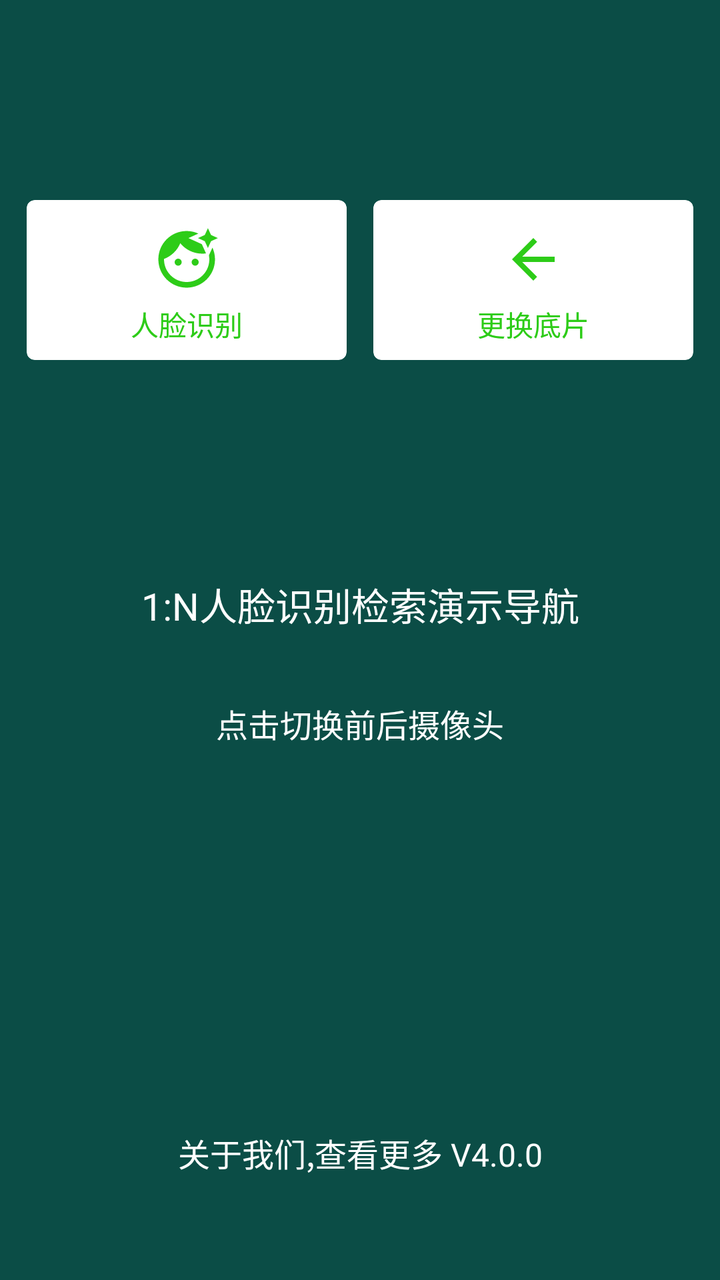
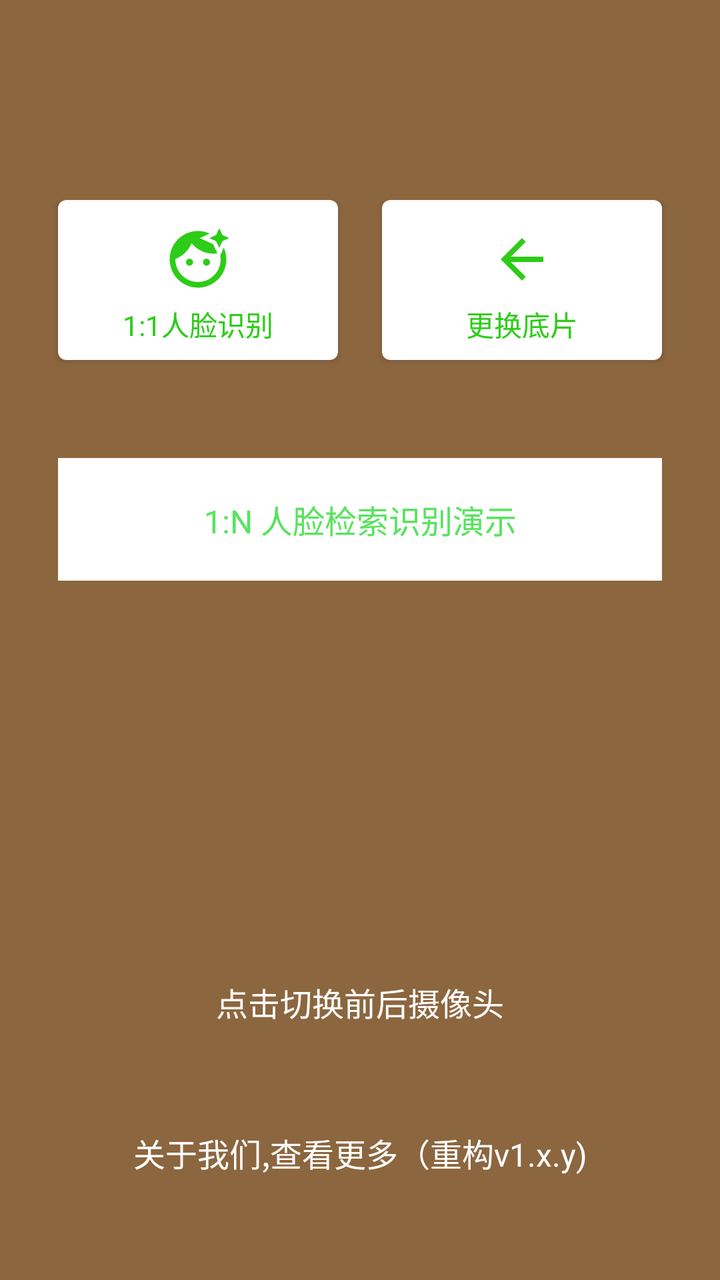

An Android layout rendered at two revisions. The XML below is the earlier revision; the diff shows what the commit changed to produce the second picture.
<!-- AndroidManifest.xml: application theme Theme.AppCompat.NoActionBar -->
<!-- res/layout/activity_navi.xml -->
<?xml version="1.0" encoding="utf-8"?>
<androidx.constraintlayout.widget.ConstraintLayout xmlns:android="http://schemas.android.com/apk/res/android"
    xmlns:app="http://schemas.android.com/apk/res-auto"
    xmlns:tools="http://schemas.android.com/tools"
    android:layout_width="match_parent"
    android:layout_height="match_parent"
    android:background="@color/blue_sky"
    android:paddingTop="100dp"
    tools:context=".NaviActivity">

    
    <androidx.cardview.widget.CardView
        android:id="@+id/face_verify_card"
        android:layout_width="160dp"
        android:layout_height="80dp"
        app:cardCornerRadius="4dp"
        app:cardBackgroundColor="@color/white"
        app:layout_constraintEnd_toStartOf="@+id/update_base_image"
        app:layout_constraintStart_toStartOf="parent"
        app:layout_constraintTop_toTopOf="parent">

        <LinearLayout
            android:layout_width="match_parent"
            android:layout_height="wrap_content"
            android:layout_gravity="center"
            android:orientation="vertical">

            <ImageView
                android:layout_width="44dp"
                android:layout_height="44dp"
                android:padding="5dp"
                android:layout_gravity="center_horizontal"
                android:src="@drawable/baseline_face_retouching_natural_24" />

            <TextView
                android:id="@+id/face_verify"
                android:layout_width="match_parent"
                android:layout_height="wrap_content"
                android:layout_gravity="center_horizontal"
                android:gravity="center"
                android:text="人脸识别"
                android:textColor="#2DCC18"
                android:textSize="14sp" />

        </LinearLayout>

    </androidx.cardview.widget.CardView>


    
    <androidx.cardview.widget.CardView
        android:id="@+id/update_base_image"
        android:layout_width="160dp"
        android:layout_height="80dp"
        app:cardCornerRadius="4dp"
        app:cardBackgroundColor="@color/white"
        app:layout_constraintEnd_toEndOf="parent"
        app:layout_constraintStart_toEndOf="@+id/face_verify_card"
        app:layout_constraintTop_toTopOf="parent">

        <LinearLayout
            android:layout_width="match_parent"
            android:layout_height="wrap_content"
            android:layout_gravity="center"
            android:orientation="vertical">

            <ImageView
                android:layout_width="44dp"
                android:layout_height="44dp"
                android:padding="6dp"
                android:layout_gravity="center_horizontal"
                android:src="@drawable/ic_baseline_arrow_back_24" />

            <TextView
                android:id="@+id/change_base_img"
                android:layout_width="match_parent"
                android:layout_height="wrap_content"
                android:layout_gravity="center_horizontal"
                android:gravity="center"
                android:text="更换底片"
                android:textColor="#2DCC18"
                android:textSize="14sp"
                app:layout_constraintTop_toBottomOf="@+id/update_base_image" />

        </LinearLayout>

    </androidx.cardview.widget.CardView>






    <TextView
        android:id="@+id/verify1n"
        android:layout_width="match_parent"
        android:layout_height="wrap_content"
        android:layout_marginTop="99dp"
        android:padding="9dp"
        android:gravity="center"
        android:text="1:N人脸识别检索演示导航"
        android:textColor="@android:color/white"
        android:textSize="19sp"
        app:layout_constraintTop_toBottomOf="@+id/update_base_image" />


    <TextView
        android:id="@+id/change_camera"
        android:layout_width="match_parent"
        android:layout_height="wrap_content"
        android:layout_gravity="bottom"
        android:gravity="center"
        android:textColor="@android:color/white"
        android:textSize="16sp"
        android:layout_marginTop="25dp"
        android:layout_marginBottom="33dp"
        app:layout_constraintTop_toBottomOf="@+id/verify1n"
        android:text="点击切换前后摄像头" />


    <TextView
        android:id="@+id/more_about_me"
        android:layout_width="match_parent"
        android:layout_height="wrap_content"
        android:gravity="center"
        android:padding="19dp"
        android:text="关于我们,查看更多 V4.0.0"
        android:textColor="@android:color/white"
        android:textSize="16sp"
        android:layout_marginBottom="33dp"
        app:layout_constraintBottom_toBottomOf="parent" />






</androidx.constraintlayout.widget.ConstraintLayout>
<!-- resources referenced by this layout -->
<resources>
  <color name="blue_sky">#0B4D46</color>
  <color name="white">#FFFFFFFF</color>
  <!-- drawable baseline_face_retouching_natural_24 (drawable) -->
  <vector android:height="24dp" android:tint="#2DCC18"
      android:viewportHeight="24" android:viewportWidth="24"
      android:width="24dp" xmlns:android="http://schemas.android.com/apk/res/android">
      <path android:fillColor="@android:color/white" android:pathData="M9,13m-1.25,0a1.25,1.25 0,1 1,2.5 0a1.25,1.25 0,1 1,-2.5 0"/>
      <path android:fillColor="@android:color/white" android:pathData="M20.77,8.58l-0.92,2.01c0.09,0.46 0.15,0.93 0.15,1.41 0,4.41 -3.59,8 -8,8s-8,-3.59 -8,-8c0,-0.05 0.01,-0.1 0,-0.14 2.6,-0.98 4.69,-2.99 5.74,-5.55C11.58,8.56 14.37,10 17.5,10c0.45,0 0.89,-0.04 1.33,-0.1l-0.6,-1.32 -0.88,-1.93 -1.93,-0.88 -2.79,-1.27 2.79,-1.27 0.71,-0.32C14.87,2.33 13.47,2 12,2 6.48,2 2,6.48 2,12s4.48,10 10,10 10,-4.48 10,-10c0,-1.47 -0.33,-2.87 -0.9,-4.13l-0.33,0.71z"/>
      <path android:fillColor="@android:color/white" android:pathData="M15,13m-1.25,0a1.25,1.25 0,1 1,2.5 0a1.25,1.25 0,1 1,-2.5 0"/>
      <path android:fillColor="@android:color/white" android:pathData="M20.6,5.6L19.5,8l-1.1,-2.4L16,4.5l2.4,-1.1L19.5,1l1.1,2.4L23,4.5z"/>
  </vector>
  <!-- drawable ic_baseline_arrow_back_24 (drawable) -->
  <vector android:autoMirrored="true" android:height="24dp"
      android:tint="#2DCC18" android:viewportHeight="24"
      android:viewportWidth="24" android:width="24dp" xmlns:android="http://schemas.android.com/apk/res/android">
      <path android:fillColor="@android:color/white" android:pathData="M20,11H7.83l5.59,-5.59L12,4l-8,8 8,8 1.41,-1.41L7.83,13H20v-2z"/>
  </vector>
</resources>

<!-- the commit's change to res/layout/activity_navi.xml (unified diff, before → after) -->
@@ -4,16 +4,18 @@
     xmlns:tools="http://schemas.android.com/tools"
     android:layout_width="match_parent"
     android:layout_height="match_parent"
-    android:background="@color/blue_sky"
+    android:background="@color/helloColor"
     android:paddingTop="100dp"
     tools:context=".NaviActivity">
 
     
     <androidx.cardview.widget.CardView
         android:id="@+id/face_verify_card"
-        android:layout_width="160dp"
+        android:layout_width="0dp"
         android:layout_height="80dp"
         app:cardCornerRadius="4dp"
+        android:layout_marginLeft="29dp"
+        android:layout_marginRight="11dp"
         app:cardBackgroundColor="@color/white"
         app:layout_constraintEnd_toStartOf="@+id/update_base_image"
         app:layout_constraintStart_toStartOf="parent"
@@ -38,7 +40,7 @@
                 android:layout_height="wrap_content"
                 android:layout_gravity="center_horizontal"
                 android:gravity="center"
-                android:text="人脸识别"
+                android:text="1:1人脸识别"
                 android:textColor="#2DCC18"
                 android:textSize="14sp" />
 
@@ -50,9 +52,12 @@
     
     <androidx.cardview.widget.CardView
         android:id="@+id/update_base_image"
-        android:layout_width="160dp"
+        android:layout_width="0dp"
         android:layout_height="80dp"
         app:cardCornerRadius="4dp"
+        android:layout_marginRight="29dp"
+        android:layout_marginLeft="11dp"
+
         app:cardBackgroundColor="@color/white"
         app:layout_constraintEnd_toEndOf="parent"
         app:layout_constraintStart_toEndOf="@+id/face_verify_card"
@@ -87,20 +92,22 @@
     </androidx.cardview.widget.CardView>
 
 
-
-
-
-
     <TextView
         android:id="@+id/verify1n"
         android:layout_width="match_parent"
         android:layout_height="wrap_content"
-        android:layout_marginTop="99dp"
-        android:padding="9dp"
+        android:layout_marginTop="49dp"
+        android:background="@color/white"
         android:gravity="center"
-        android:text="1:N人脸识别检索演示导航"
-        android:textColor="@android:color/white"
-        android:textSize="19sp"
+        android:layout_marginLeft="29dp"
+        android:layout_marginRight="29dp"
+        android:paddingTop="19dp"
+        android:paddingBottom="19dp"
+        android:text="1:N 人脸检索识别演示"
+        android:textColor="@color/green"
+        android:textSize="16sp"
+        app:layout_constraintEnd_toEndOf="parent"
+        app:layout_constraintStart_toStartOf="parent"
         app:layout_constraintTop_toBottomOf="@+id/update_base_image" />
 
 
@@ -114,7 +121,7 @@
         android:textSize="16sp"
         android:layout_marginTop="25dp"
         android:layout_marginBottom="33dp"
-        app:layout_constraintTop_toBottomOf="@+id/verify1n"
+        app:layout_constraintBottom_toTopOf="@+id/more_about_me"
         android:text="点击切换前后摄像头" />
 
 
@@ -124,7 +131,7 @@
         android:layout_height="wrap_content"
         android:gravity="center"
         android:padding="19dp"
-        android:text="关于我们,查看更多 V4.0.0"
+        android:text="关于我们,查看更多（重构v1.x.y)"
         android:textColor="@android:color/white"
         android:textSize="16sp"
         android:layout_marginBottom="33dp"
<!-- resource entries referenced after the edit -->
@@ -1,6 +1,7 @@
 <!-- resources referenced by this layout -->
 <resources>
-  <color name="blue_sky">#0B4D46</color>
+  <color name="green">#58E35E</color>
+  <color name="helloColor">#8C663F</color>
   <color name="white">#FFFFFFFF</color>
   <!-- drawable baseline_face_retouching_natural_24 (drawable) -->
   <vector android:height="24dp" android:tint="#2DCC18"
